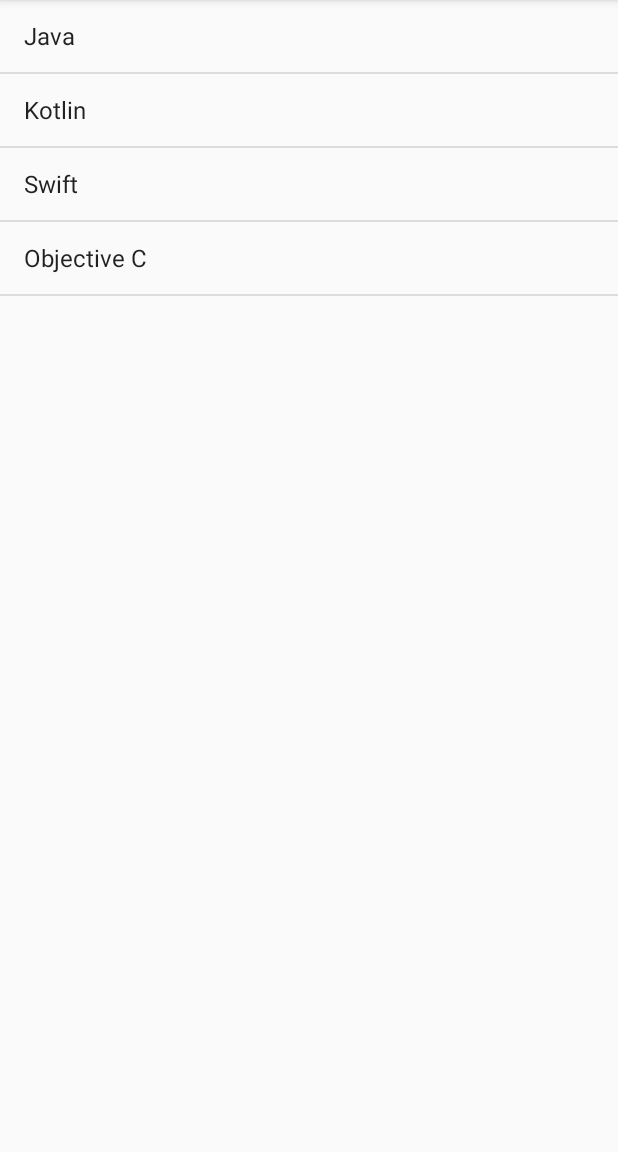
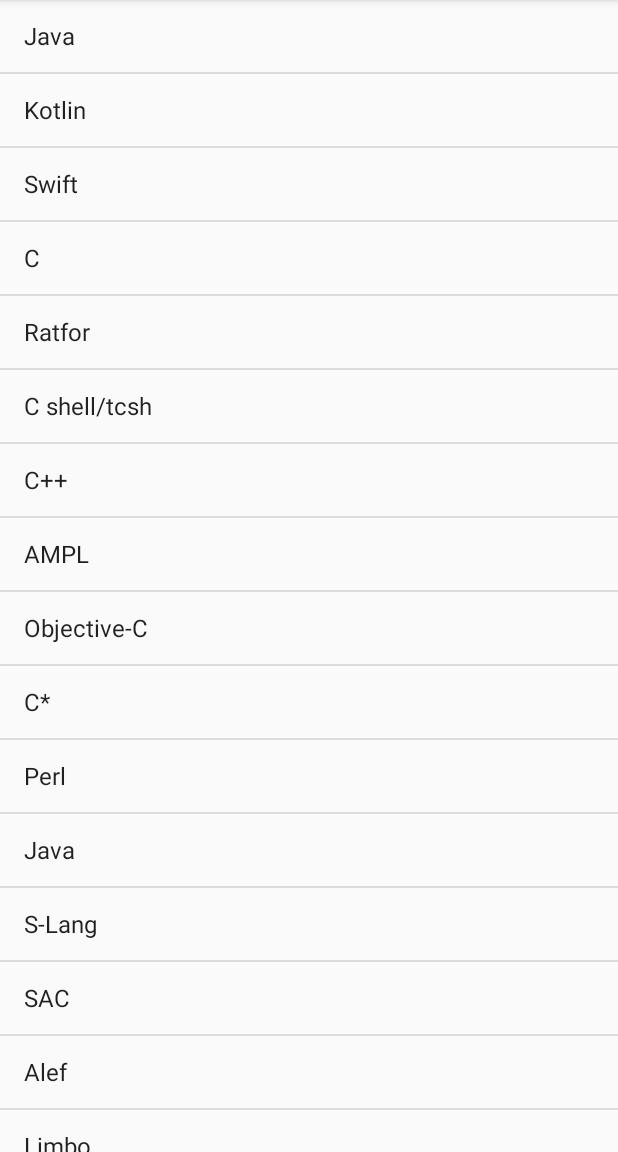
Before and after one commit to MobileApps-Cascadia/HFA-Chapter07, an Android app: the screen it shows after launch (MainActivity), on a phone screen of 412 x 824 dp, the part 84-1236 px from its top. Run offline under Robolectric (Android 15) with nearby library versions, the phone set to English and light mode, and no system bars.

Commit message:
fixes spacing, updates TODOs

```diff
--- a/app/src/main/java/edu/cascadia/mobile/apps/arraylistplay/MainActivity.java
+++ b/app/src/main/java/edu/cascadia/mobile/apps/arraylistplay/MainActivity.java
@@ -16,7 +16,7 @@ public class MainActivity extends AppCompatActivity {
         setContentView(R.layout.activity_main);
 
         //Data stored in a String[]
-        String[] myDataArray = new String[] {"Java", "Kotlin", "Swift", "Objective C"};
+        String[] myDataArray = new String[] {"Java", "Kotlin", "Swift", "C","Ratfor","C shell/tcsh","C++","AMPL","Objective-C","C*","Perl","Java","S-Lang","SAC","Alef","Limbo","PHP","ECMAScript","C--","C#","Ch","D","eC","Cyclone","LSL","Squirrel","Go","OpenCL C","C0","Swift","AWK","BitC","LPC","Pike","Seed7","Processing","Split-C","Unified Parallel C","Cilk","Chapel","Fortress","Agora","BCPL","B","Nim","Nemerle","ApeScript","Amiga E","Lite-C","Newsqueak","Not eXactly C (NXC)","Not Quite C (NQC)","Oak","PROMAL","Handel-C","Dart","CINT","Cg","R","Hack","Charm","Claire","Noop","Neko","Axum","Umple","TOM (object-oriented programming language)","Telescript","Fantom","nesC","HolyC"};
 
         //TODO: Refactor for RecyclerView
         //Create an adapter
@@ -33,5 +33,9 @@ public class MainActivity extends AppCompatActivity {
         //TODO: Refactor for RecyclerView
         //Attach the adapter using its setAdapter method
         myListView.setAdapter(myAdapter);
+
+        //TODO: Set the RecyclerView's Layout Manager to a new LinearLayoutManager
+
+        //TODO: Add ItemDecorators to the RecyclerView for the lines between items and spacing of 16
     }
 }
--- a/app/src/main/java/edu/cascadia/mobile/apps/arraylistplay/StringArrayAdapter.java
+++ b/app/src/main/java/edu/cascadia/mobile/apps/arraylistplay/StringArrayAdapter.java
@@ -1,6 +1,8 @@
 package edu.cascadia.mobile.apps.arraylistplay;
 
 
+import android.text.Layout;
+import android.view.LayoutInflater;
 import android.view.View;
 import android.view.ViewGroup;
 import android.widget.TextView;
@@ -17,7 +19,8 @@ public class StringArrayAdapter extends RecyclerView.Adapter<StringArrayAdapter.
     //Create required methods for every RecyclerView.Adapter class
     @Override
     public ViewHolder onCreateViewHolder(@NonNull ViewGroup parent, int viewType) {
-        //TODO: Inflate a new View with the checklist_item xml layout
+        LayoutInflater inflater = LayoutInflater.from(parent.getContext());
+        //TODO: use the inflater to inflate a new View of the checklist_item xml layout
 
         //TODO: Use your view to create and return a new ViewHolder
         return new ViewHolder(null ); //Use your view instead of null
@@ -43,7 +46,6 @@ public class StringArrayAdapter extends RecyclerView.Adapter<StringArrayAdapter.
 
         public ViewHolder(View v){
             super(v);
-
             nameTextView = (TextView) v.findViewById(R.id.checklist_item_name);
         }
     }
--- a/app/src/main/res/layout/activity_main.xml
+++ b/app/src/main/res/layout/activity_main.xml
@@ -9,7 +9,5 @@
     <ListView
         android:id="@+id/myListView"
         android:layout_width="match_parent"
-        android:layout_height="match_parent"
-        tools:layout_editor_absoluteX="115dp"
-        tools:layout_editor_absoluteY="340dp" />
+        android:layout_height="match_parent"/>
 </androidx.constraintlayout.widget.ConstraintLayout>
```
Also changed, not shown: app/src/main/res/layout/checklist_item.xml (+4 -3 lines).
